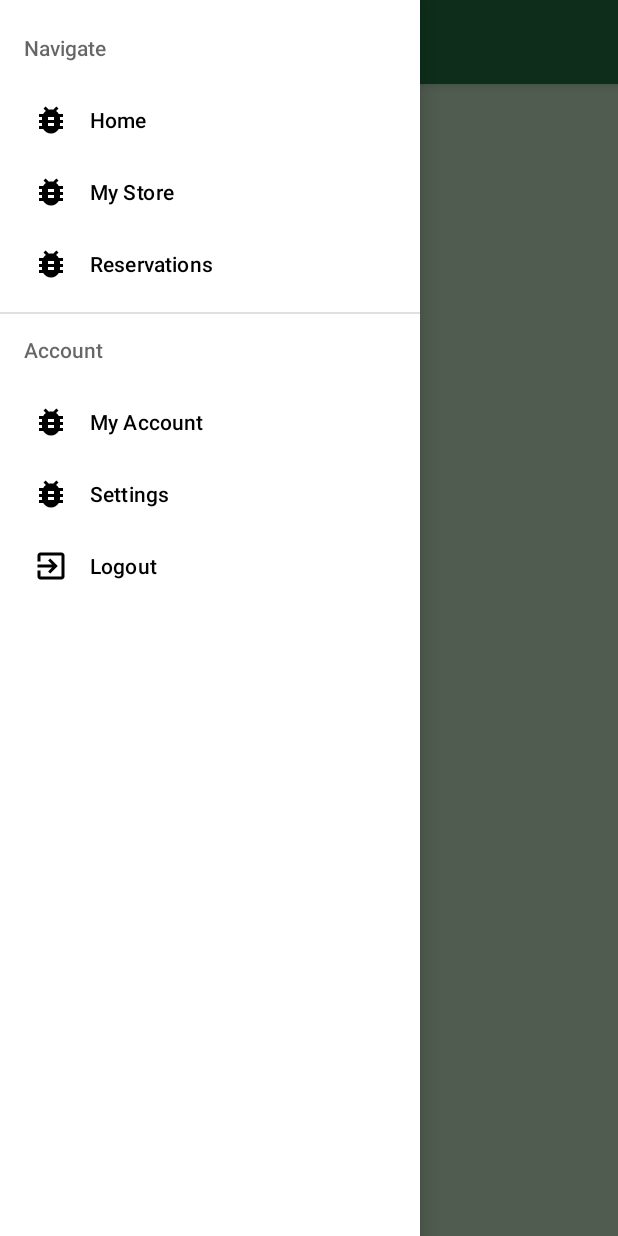
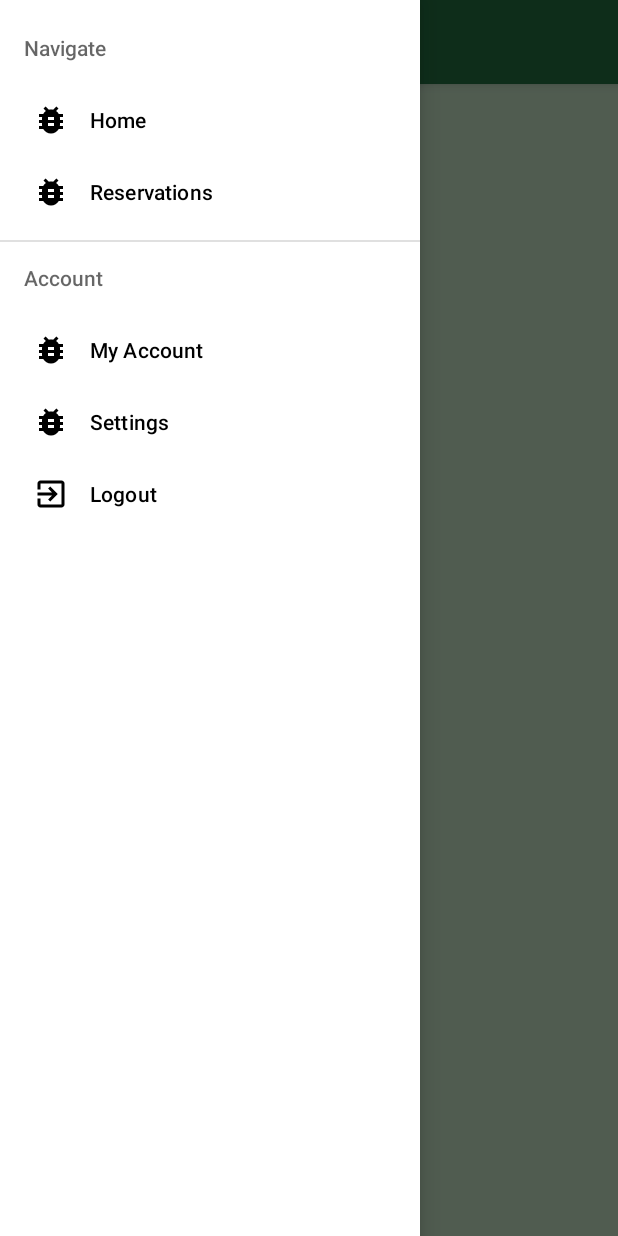
Before and after one commit to Jelmer1887/OnlyFarms, an Android app: the screen it shows after launch once a user with an empty profile is signed in (Base), with the side drawer open, on a phone screen of 412 x 824 dp. Run offline under Robolectric (Android 15) with nearby library versions, the phone set to English and light mode, and no system bars; our stand-ins replace Firebase (no records; nobody signed in at launch, a user with empty details on screens opened directly).

Commit message:
Remove My Store from hamburger menu

```diff
--- a/app/src/main/java/nl/tue/onlyfarms/Navigation.java
+++ b/app/src/main/java/nl/tue/onlyfarms/Navigation.java
@@ -17,6 +17,7 @@ import nl.tue.onlyfarms.view.addStore;
 import nl.tue.onlyfarms.view.client.Home;
 import nl.tue.onlyfarms.view.client.ReservationsClient;
 import nl.tue.onlyfarms.view.vendor.HomeVendor;
+import nl.tue.onlyfarms.view.vendor.ReservationsVendor;
 
 public class Navigation {
     private static Navigation instance;
@@ -32,9 +33,8 @@ public class Navigation {
         if (instance == null) {
             instance = new Navigation();
             instance.new NavTarget<Boolean>(R.id.navto_home, isClient -> isClient ? new Home() : new HomeVendor());
-            instance.new NavTarget<Boolean>(true, true, R.id.navto_mystore, new addStore());
             instance.new NavTarget<Boolean>(R.id.navto_myaccount, new Account());
-            instance.new NavTarget<Boolean>(true, false, R.id.navto_reservations, new ReservationsClient());
+            instance.new NavTarget<Boolean>(R.id.navto_reservations, isClient -> isClient ? new ReservationsClient() : new ReservationsVendor());
             instance.new NavTarget<Boolean>(R.id.navto_settings, new Settings());
         }
 
--- a/app/src/main/java/nl/tue/onlyfarms/view/vendor/ReservationsVendor.java
+++ b/app/src/main/java/nl/tue/onlyfarms/view/vendor/ReservationsVendor.java
@@ -20,6 +20,6 @@ public class ReservationsVendor extends Fragment {
     public View onCreateView(LayoutInflater inflater, ViewGroup container,
                              Bundle savedInstanceState) {
         // Inflate the layout for this fragment
-        return inflater.inflate(R.layout.fragment_settings, container, false);
+        return inflater.inflate(R.layout.fragment_reservations_vendor, container, false);
     }
 }
--- a/app/src/main/res/menu/navigation_menu.xml
+++ b/app/src/main/res/menu/navigation_menu.xml
@@ -8,10 +8,6 @@
             <item
                 android:title="Home"
                 android:id="@+id/navto_home"
-                android:icon="@drawable/ic_baseline_bug_report_24"/>
-            <item
-                android:title="My Store"
-                android:id="@+id/navto_mystore"
                 android:icon="@drawable/ic_baseline_bug_report_24"/>
             <item
                 android:title="Reservations"
```
